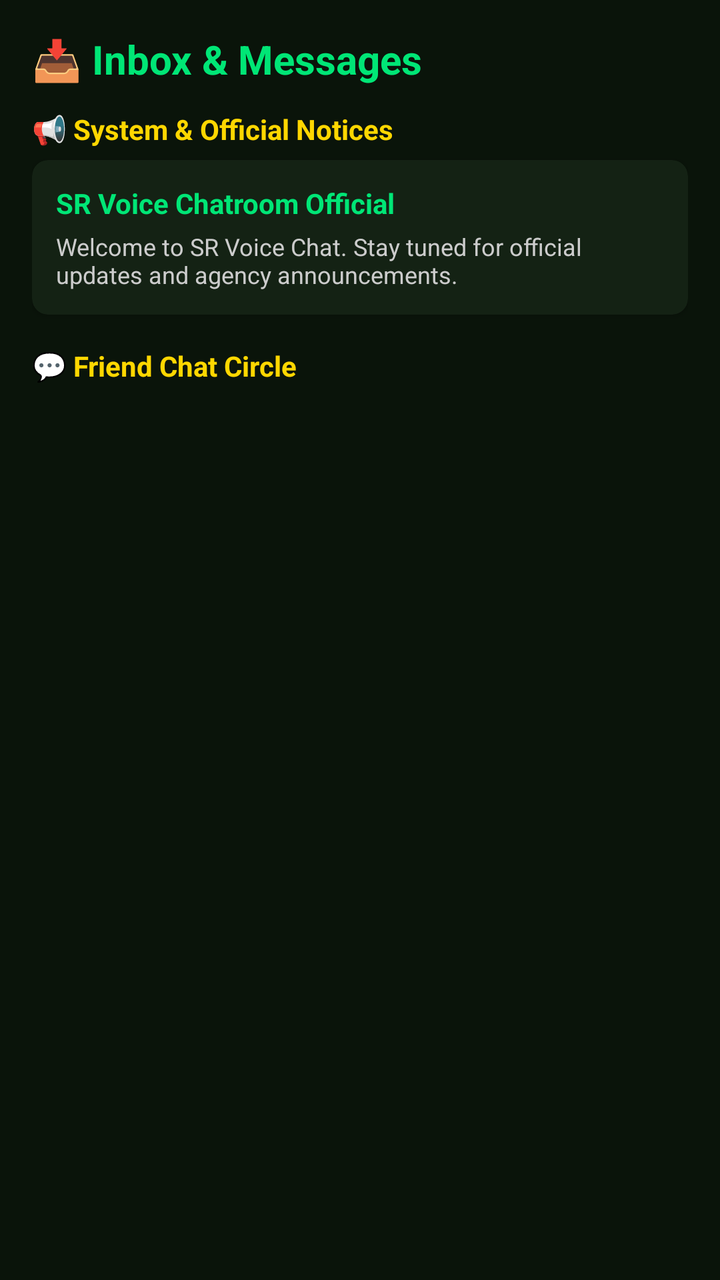
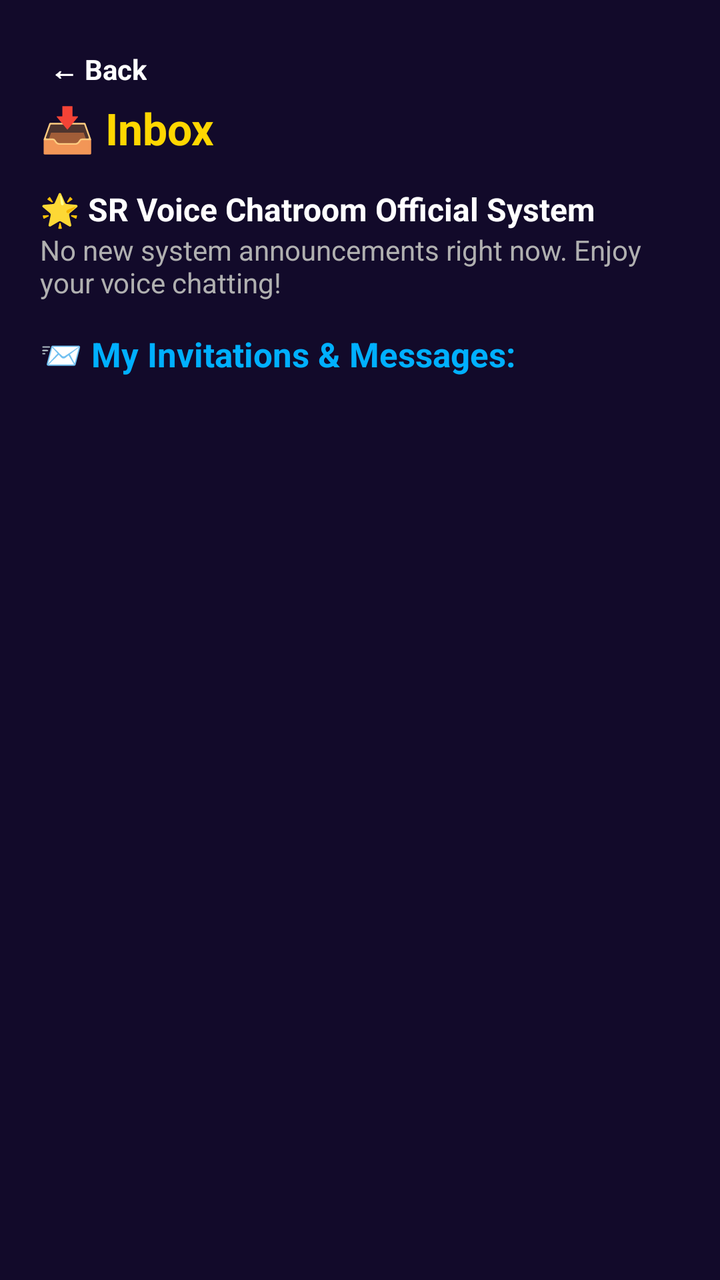

The first picture is an Android layout as it rendered before a commit; the second is the same layout after the commit. The layout source and the unified diff follow.
<!-- AndroidManifest.xml: activity theme Theme.SRVoiceChat -->
<!-- res/layout/activity_inbox.xml -->
<?xml version="1.0" encoding="utf-8"?>
<LinearLayout xmlns:android="http://schemas.android.com/apk/res/android"
    android:layout_width="match_parent"
    android:layout_height="match_parent"
    android:orientation="vertical"
    android:background="#0A140A"
    android:padding="16dp">

    
    <TextView
        android:layout_width="match_parent"
        android:layout_height="wrap_content"
        android:text="📥 Inbox &amp; Messages"
        android:textColor="#00E676"
        android:textSize="20sp"
        android:textStyle="bold"
        android:layout_marginBottom="12dp" />

    
    <TextView
        android:layout_width="wrap_content"
        android:layout_height="wrap_content"
        android:text="📢 System &amp; Official Notices"
        android:textColor="#FFD700"
        android:textSize="14sp"
        android:textStyle="bold"
        android:layout_marginBottom="6dp" />

    <androidx.cardview.widget.CardView
        android:layout_width="match_parent"
        android:layout_height="wrap_content"
        android:layout_marginBottom="16dp"
        app:cardBackgroundColor="#142214"
        app:cardCornerRadius="8dp"
        xmlns:app="http://schemas.android.com/apk/res-auto">

        <LinearLayout
            android:layout_width="match_parent"
            android:layout_height="wrap_content"
            android:orientation="vertical"
            android:padding="12dp">

            <TextView
                android:id="@+id/txtSystemTitle"
                android:layout_width="match_parent"
                android:layout_height="wrap_content"
                android:text="SR Voice Chatroom Official"
                android:textColor="#00E676"
                android:textSize="14sp"
                android:textStyle="bold" />

            <TextView
                android:id="@+id/txtSystemMessage"
                android:layout_width="match_parent"
                android:layout_height="wrap_content"
                android:text="Welcome to SR Voice Chat. Stay tuned for official updates and agency announcements."
                android:textColor="#CCCCCC"
                android:textSize="12sp"
                android:layout_marginTop="4dp" />
        </LinearLayout>
    </androidx.cardview.widget.CardView>

    
    <TextView
        android:layout_width="wrap_content"
        android:layout_height="wrap_content"
        android:text="💬 Friend Chat Circle"
        android:textColor="#FFD700"
        android:textSize="14sp"
        android:textStyle="bold"
        android:layout_marginBottom="6dp" />

    <ListView
        android:id="@+id/chatListView"
        android:layout_width="match_parent"
        android:layout_height="match_parent"
        android:divider="@android:color/transparent"
        android:dividerHeight="6dp" />

</LinearLayout>
<!-- resources referenced by this layout -->
<resources>
  <style name="Theme.SRVoiceChat" parent="Theme.Material3.DayNight.NoActionBar">
          <item name="colorPrimary">#FF4081</item>
          <item name="android:statusBarColor">#FF4081</item>
          <item name="android:windowLightStatusBar">true</item>
      </style>
</resources>

<!-- the commit's change to res/layout/activity_inbox.xml (unified diff, before → after) -->
@@ -1,80 +1,67 @@
 <?xml version="1.0" encoding="utf-8"?>
-<LinearLayout xmlns:android="http://schemas.android.com/apk/res/android"
+<ScrollView xmlns:android="http://schemas.android.com/apk/res/android"
     android:layout_width="match_parent"
     android:layout_height="match_parent"
-    android:orientation="vertical"
-    android:background="#0A140A"
-    android:padding="16dp">
+    android:fillViewport="true"
+    android:background="#120A2A">
 
-    
-    <TextView
+    <LinearLayout
         android:layout_width="match_parent"
         android:layout_height="wrap_content"
-        android:text="📥 Inbox &amp; Messages"
-        android:textColor="#00E676"
-        android:textSize="20sp"
-        android:textStyle="bold"
-        android:layout_marginBottom="12dp" />
+        android:orientation="vertical"
+        android:padding="20dp">
 
-    
-    <TextView
-        android:layout_width="wrap_content"
-        android:layout_height="wrap_content"
-        android:text="📢 System &amp; Official Notices"
-        android:textColor="#FFD700"
-        android:textSize="14sp"
-        android:textStyle="bold"
-        android:layout_marginBottom="6dp" />
+        <TextView
+            android:id="@+id/btnBack"
+            android:layout_width="wrap_content"
+            android:layout_height="wrap_content"
+            android:text="← Back"
+            android:textColor="#FFFFFF"
+            android:textSize="14sp"
+            android:textStyle="bold"
+            android:padding="5dp" />
 
-    <androidx.cardview.widget.CardView
-        android:layout_width="match_parent"
-        android:layout_height="wrap_content"
-        android:layout_marginBottom="16dp"
-        app:cardBackgroundColor="#142214"
-        app:cardCornerRadius="8dp"
-        xmlns:app="http://schemas.android.com/apk/res-auto">
+        <TextView
+            android:layout_width="match_parent"
+            android:layout_height="wrap_content"
+            android:text="📥 Inbox"
+            android:textColor="#FFD700"
+            android:textSize="22sp"
+            android:textStyle="bold" />
+
+        <TextView
+            android:id="@+id/txtSystemTitle"
+            android:layout_width="match_parent"
+            android:layout_height="wrap_content"
+            android:text="🌟 SR Voice Chatroom Official System"
+            android:textColor="#FFFFFF"
+            android:textSize="16sp"
+            android:textStyle="bold"
+            android:paddingTop="15dp" />
+
+        <TextView
+            android:id="@+id/txtSystemMessage"
+            android:layout_width="match_parent"
+            android:layout_height="wrap_content"
+            android:text="No new system announcements right now. Enjoy your voice chatting!"
+            android:textColor="#B0B0B0"
+            android:textSize="14sp"
+            android:paddingBottom="15dp" />
+
+        <TextView
+            android:layout_width="match_parent"
+            android:layout_height="wrap_content"
+            android:text="📨 My Invitations &amp; Messages:"
+            android:textColor="#00B0FF"
+            android:textSize="17sp"
+            android:textStyle="bold" />
 
         <LinearLayout
+            android:id="@+id/inboxListContainer"
             android:layout_width="match_parent"
             android:layout_height="wrap_content"
             android:orientation="vertical"
-            android:padding="12dp">
+            android:paddingTop="10dp" />
 
-            <TextView
-                android:id="@+id/txtSystemTitle"
-                android:layout_width="match_parent"
-                android:layout_height="wrap_content"
-                android:text="SR Voice Chatroom Official"
-                android:textColor="#00E676"
-                android:textSize="14sp"
-                android:textStyle="bold" />
-
-            <TextView
-                android:id="@+id/txtSystemMessage"
-                android:layout_width="match_parent"
-                android:layout_height="wrap_content"
-                android:text="Welcome to SR Voice Chat. Stay tuned for official updates and agency announcements."
-                android:textColor="#CCCCCC"
-                android:textSize="12sp"
-                android:layout_marginTop="4dp" />
-        </LinearLayout>
-    </androidx.cardview.widget.CardView>
-
-    
-    <TextView
-        android:layout_width="wrap_content"
-        android:layout_height="wrap_content"
-        android:text="💬 Friend Chat Circle"
-        android:textColor="#FFD700"
-        android:textSize="14sp"
-        android:textStyle="bold"
-        android:layout_marginBottom="6dp" />
-
-    <ListView
-        android:id="@+id/chatListView"
-        android:layout_width="match_parent"
-        android:layout_height="match_parent"
-        android:divider="@android:color/transparent"
-        android:dividerHeight="6dp" />
-
-</LinearLayout>
+    </LinearLayout>
+</ScrollView>
